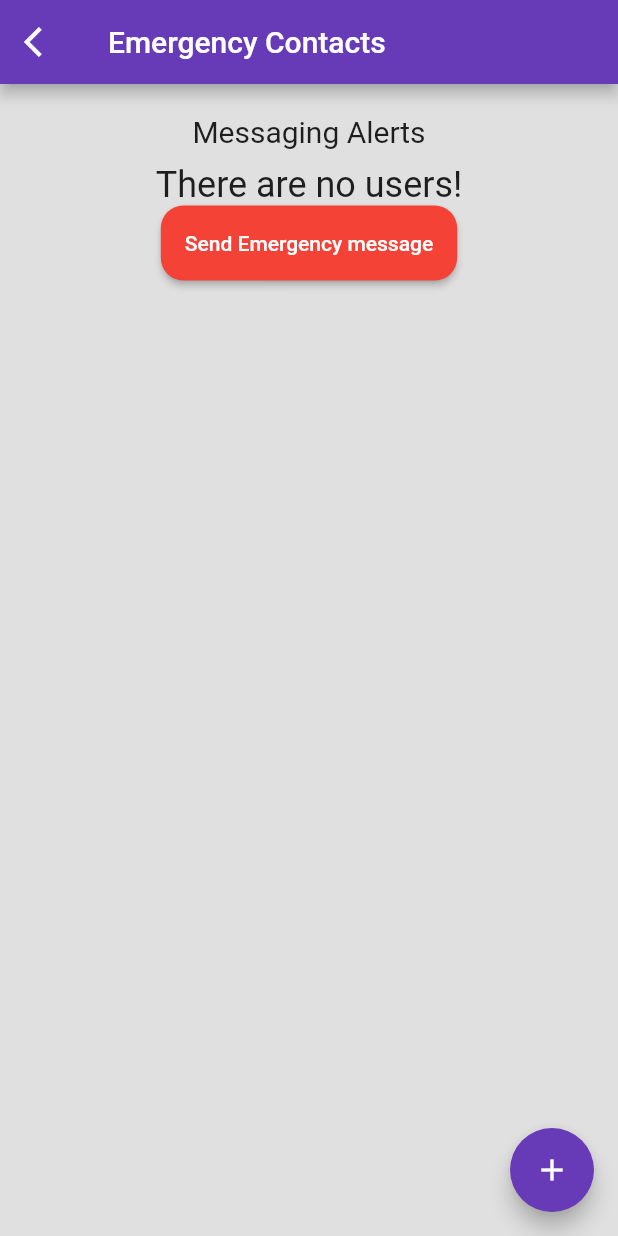
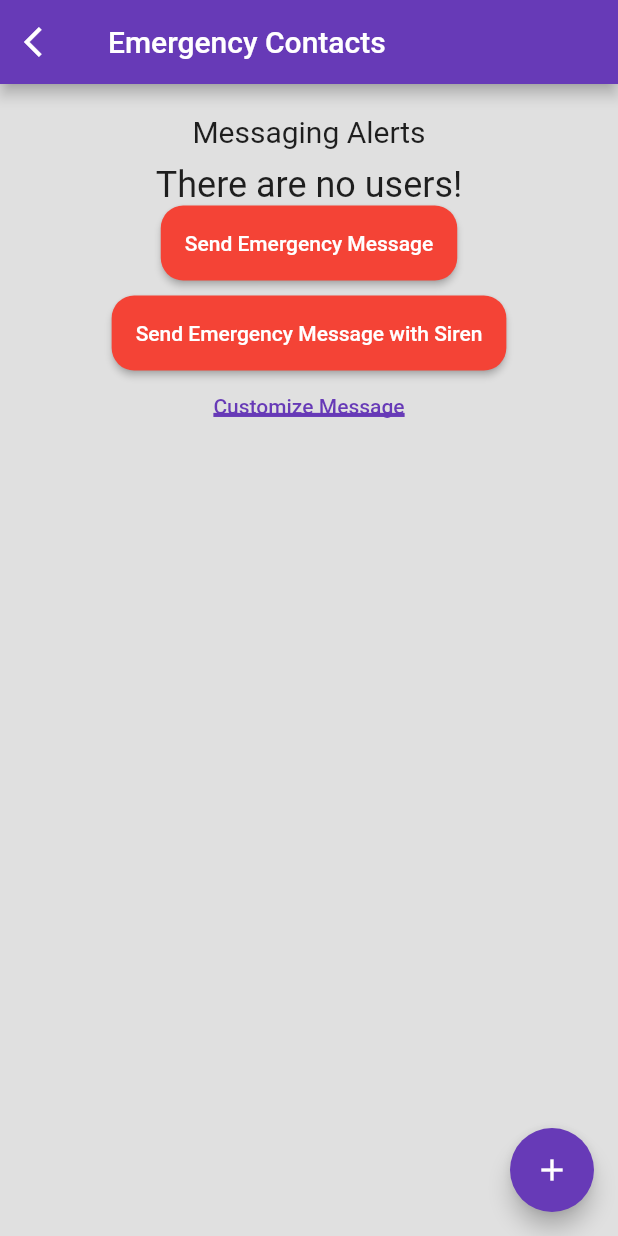
Before and after one commit to VividSoda/NCIT, a Flutter app: the AddPage screen opened directly, on a phone screen of 412 x 824 dp. Run offline on Flutter 3.47's test engine with Material 2 defaults, Android fonts, the phone set to English and light mode, and no system bars; our stand-ins replace audioplayers, cloud_firestore, contacts_service, firebase_auth, firebase_core, flutter_signin_button and 6 more; missing offline and left inert: flutter_sms, mapbox_gl; accounts and stored records are empty; project files that could hold a hidden picture were left out.

Commit message:
Customize Message

```diff
--- a/lib/Contacts/add_emergency_contact.dart
+++ b/lib/Contacts/add_emergency_contact.dart
@@ -6,6 +6,7 @@
 import 'package:flutter_sms/flutter_sms.dart';
 import 'package:rakshak_test/Contacts/contact.class.dart';
 import 'package:rakshak_test/Contacts/select_contact.dart';
+import 'package:rakshak_test/Message/customize_message.dart';
 import 'package:shared_preferences/shared_preferences.dart';
 import 'package:uuid/uuid.dart';
 
@@ -31,6 +32,8 @@
  // late UserContact userContact;
  List<UserContact> userContacts = [];
  FirebaseAuth _auth = FirebaseAuth.instance;
+  String defaultMessage = "I might be in danger ";
+  String? customizeMessage;
  // print('####################Id:${id}###############');
 
   // Future<List<UserContact>> getAllContact() async{
@@ -197,6 +200,43 @@
               ElevatedButton(
                   style: ElevatedButton.styleFrom(
                       primary: Colors.red,
+                      fixedSize: const Size.fromHeight(50),
+                      shape: RoundedRectangleBorder(
+                          borderRadius: BorderRadius.circular(15)
+                      )
+                  ),
+                  onPressed: () async {
+                    SharedPreferences sharedPreferences = await SharedPreferences.getInstance();
+                    String message;
+                    if(customizeMessage==null){
+                      message = "${defaultMessage}at this location \n(https://www.google.com/maps/search/?api=1&query=${sharedPreferences.getDouble("latitude")},${sharedPreferences.getDouble("longitude")}).\nPowered by Rakshak";
+                    }
+                    else{
+                      message = "${customizeMessage}at this location \n(https://www.google.com/maps/search/?api=1&query=${sharedPreferences.getDouble("latitude")},${sharedPreferences.getDouble("longitude")}).\nPowered by Rakshak";
+                    }
+                    //String message;
+                    //message = "I might be in danger at this location \n(https://www.google.com/maps/search/?api=1&query=${sharedPreferences.getDouble("latitude")},${sharedPreferences.getDouble("longitude")}).\nPowered by Rakshak";
+                    // message = "I might be in danger at this location \n(${sharedPreferences.getDouble("latitude")},${sharedPreferences.getDouble("longitude")}).\nPlease copy this co-ordinates in Google Maps.\nThis message has been sent by Rakshak";
+                    // print("I might be in danger at this location (${sharedPreferences.getDouble("latitude")},${sharedPreferences.getDouble("longitude")}). Please copy this co-ordinates in Google Maps.\n This message has been sent by Rakshak");
+                    // print("#####################"+sharedPreferences.getDouble("latitude").toString()+"*************************");
+                    // print("#####################"+sharedPreferences.getDouble("longitude").toString()+"*************************");
+                    FirebaseFirestore.instance.collection('users').doc(_auth.currentUser!.uid).collection('location log').add({
+                      "location" :
+                      'https://www.google.com/maps/search/?api=1&query=${sharedPreferences.getDouble("latitude")},${sharedPreferences.getDouble("longitude")}',
+                      "date/time" : Timestamp.now(),
+                      "message" : customizeMessage ?? defaultMessage
+                    });
+                    _sendSMS(
+                        message, recipients);
+                  },
+                  child: const Text("Send Emergency Message")
+              ),
+
+              const SizedBox(height: 10),
+
+              ElevatedButton(
+                  style: ElevatedButton.styleFrom(
+                      primary: Colors.red,
                     fixedSize: const Size.fromHeight(50),
                     shape: RoundedRectangleBorder(
                       borderRadius: BorderRadius.circular(15)
@@ -208,21 +248,48 @@
                       playing? player.play(AssetSource('Audios/siren.mp3')): player.stop();
                     });
                     SharedPreferences sharedPreferences = await SharedPreferences.getInstance();
-                    FirebaseFirestore.instance.collection('users').doc(_auth.currentUser!.uid).collection('location log').add({
-                      "location" :
-                    'https://www.google.com/maps/search/?api=1&query=${sharedPreferences.getDouble("latitude")},${sharedPreferences.getDouble("longitude")}',
-                      "date/time" : Timestamp.now()
-                    });
                     String message;
-                    message = "I might be in danger at this location \n(https://www.google.com/maps/search/?api=1&query=${sharedPreferences.getDouble("latitude")},${sharedPreferences.getDouble("longitude")}).\nPowered by Rakshak";
+                    if(customizeMessage==null){
+                      message = "${defaultMessage}at this location \n(https://www.google.com/maps/search/?api=1&query=${sharedPreferences.getDouble("latitude")},${sharedPreferences.getDouble("longitude")}).\nPowered by Rakshak";
+                    }
+                    else{
+                      message = "${customizeMessage}at this location \n(https://www.google.com/maps/search/?api=1&query=${sharedPreferences.getDouble("latitude")},${sharedPreferences.getDouble("longitude")}).\nPowered by Rakshak";
+                    }
+                    //String message;
+                    //message = "I might be in danger at this location \n(https://www.google.com/maps/search/?api=1&query=${sharedPreferences.getDouble("latitude")},${sharedPreferences.getDouble("longitude")}).\nPowered by Rakshak";
                     // message = "I might be in danger at this location \n(${sharedPreferences.getDouble("latitude")},${sharedPreferences.getDouble("longitude")}).\nPlease copy this co-ordinates in Google Maps.\nThis message has been sent by Rakshak";
                     // print("I might be in danger at this location (${sharedPreferences.getDouble("latitude")},${sharedPreferences.getDouble("longitude")}). Please copy this co-ordinates in Google Maps.\n This message has been sent by Rakshak");
                     // print("#####################"+sharedPreferences.getDouble("latitude").toString()+"*************************");
                     // print("#####################"+sharedPreferences.getDouble("longitude").toString()+"*************************");
+                    FirebaseFirestore.instance.collection('users').doc(_auth.currentUser!.uid).collection('location log').add({
+                      "location" :
+                      'https://www.google.com/maps/search/?api=1&query=${sharedPreferences.getDouble("latitude")},${sharedPreferences.getDouble("longitude")}',
+                      "date/time" : Timestamp.now(),
+                      "message" : customizeMessage ?? defaultMessage
+                    });
                     _sendSMS(
                         message, recipients);
                   },
-                  child: const Text("Send Emergency message")
+                  child: const Text("Send Emergency Message with Siren")
+              ),
+
+              TextButton(
+                style: TextButton.styleFrom(
+                  primary: Colors.deepPurple
+                ),
+                  onPressed: ()async{
+                    customizeMessage = await Navigator.push(
+                        context,
+                        MaterialPageRoute(builder: (context) => const CustomizeMessagePage())
+                    );
+                  },
+                  child:const Text(
+                      'Customize Message',
+                      style: TextStyle(
+                          decoration: TextDecoration.underline,
+                          decorationThickness: 4
+                      )
+                  )
               )
             ],
           ),
--- a/pubspec.yaml
+++ b/pubspec.yaml
@@ -87,6 +87,10 @@
     - Assets/Images/logo.png
     - Assets/Audios/
     - Assets/Animations/siren_animation.json
+    - Assets/Images/robbery.PNG
+    - Assets/Images/fuel.png
+    - Assets/Images/fighting.PNG
+    - Assets/Images/suspicious.PNG
   #   - images/a_dot_burr.jpeg
   #   - images/a_dot_ham.jpeg
 
```
Also changed, not shown: lib/Message/customize_message.dart (added, +124 -0 lines), Assets/Images/fighting.PNG (added), Assets/Images/fuel.png (added), Assets/Images/robbery.PNG (added), Assets/Images/suspicious.PNG (added).
